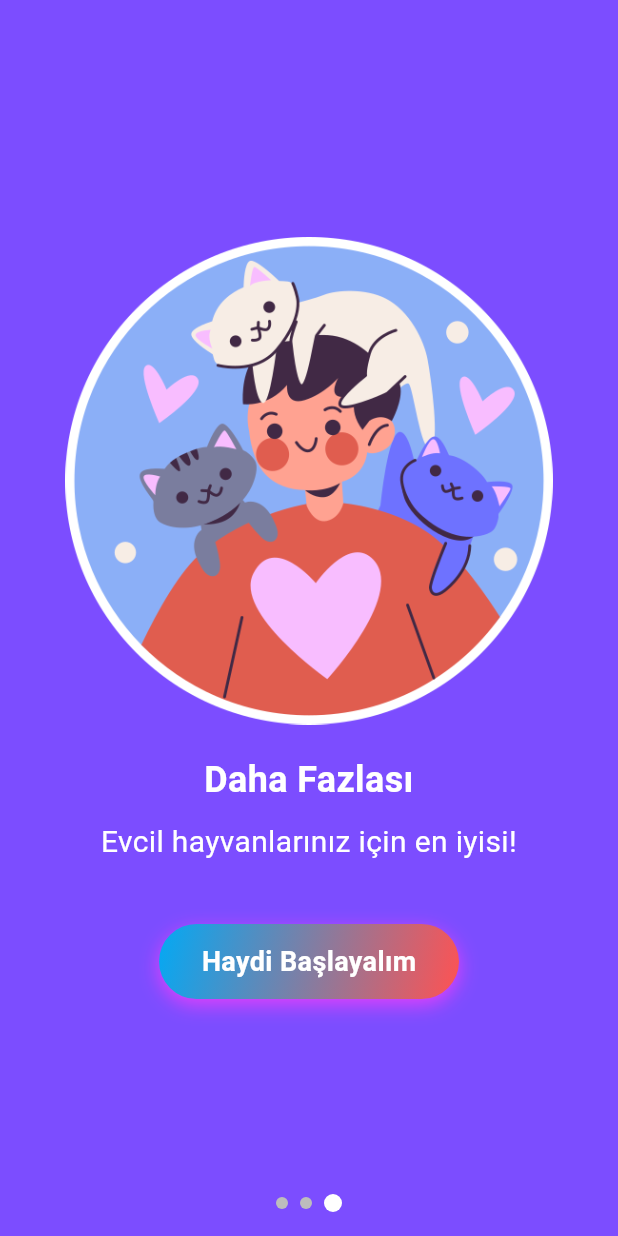
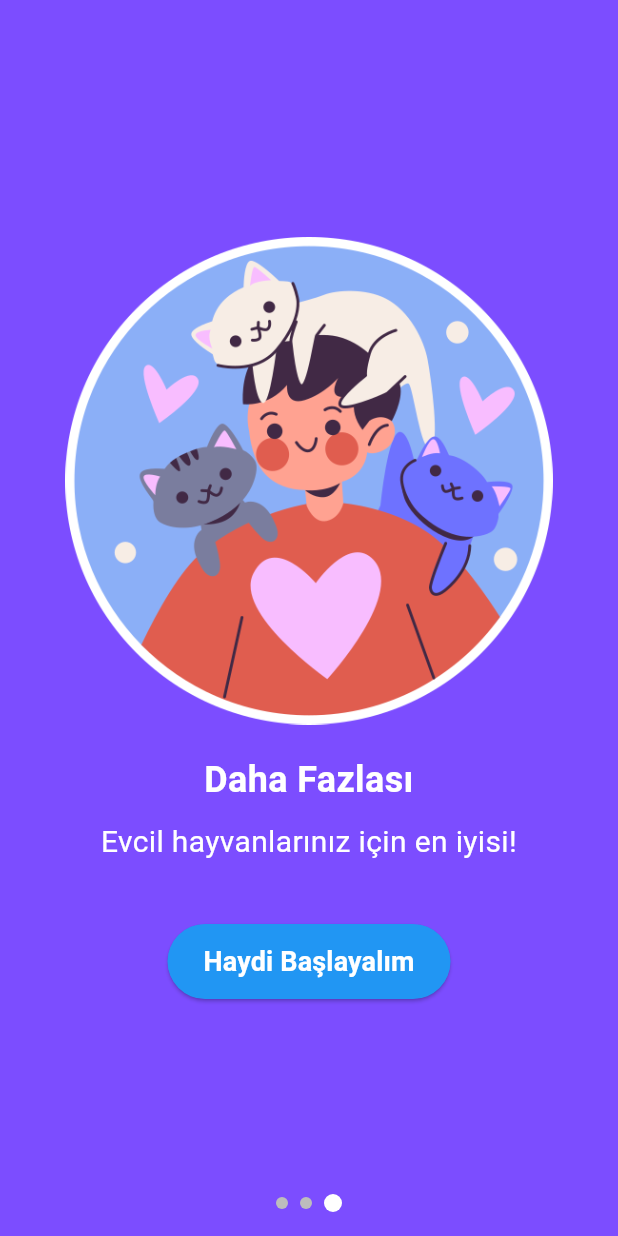
Before and after one commit to ErenTzz/pet_tracking_app, a Flutter app: the screen it shows after launch, swiped to page 3, on a phone screen of 412 x 824 dp. Run offline on Flutter 3.47's test engine with Material 3 defaults, Android fonts, the light colour scheme and no system bars.

```diff
--- a/lib/main.dart
+++ b/lib/main.dart
@@ -1,8 +1,12 @@
 import 'package:flutter/material.dart';
 import 'screens/onboarding_screen.dart';
+import 'screens/home_screen.dart';
+// import 'screens/add_pet_screen.dart';
+// import 'screens/pet_list_screen.dart';
+// import 'screens/settings_screen.dart';
 
 void main() {
-  runApp(MyApp());
+  runApp(const MyApp());
 }
 
 class MyApp extends StatelessWidget {
@@ -17,21 +21,10 @@ class MyApp extends StatelessWidget {
       ),
       initialRoute: '/',
       routes: {
-        '/': (context) => OnboardingScreen(),
-        '/home': (context) => HomeScreen(), // Ana ekranınız buraya gelecek
+        '/': (context) => const OnboardingScreen(),
+        '/home': (context) => const HomeScreen(),
+        // '/addPet': (context) => const AddPetScreen(),
       },
     );
   }
 }
-
-class HomeScreen extends StatelessWidget {
-  const HomeScreen({super.key});
-
-  @override
-  Widget build(BuildContext context) {
-    return Scaffold(
-      appBar: AppBar(title: Text('Ana Sayfa')),
-      body: Center(child: Text('Evcil Hayvan Takip Uygulamasına Hoşgeldiniz!')),
-    );
-  }
-}
--- a/lib/screens/onboarding_screen.dart
+++ b/lib/screens/onboarding_screen.dart
@@ -29,7 +29,7 @@ class _OnboardingScreenState extends State<OnboardingScreen> {
   Widget build(BuildContext context) {
     return Scaffold(
       body: AnimatedContainer(
-        duration: Duration(milliseconds: 500),
+        duration: const Duration(milliseconds: 500),
         color: backgroundColors[_currentIndex], // Arka plan rengi
         child: Stack(
           children: [
@@ -74,8 +74,8 @@ class _OnboardingScreenState extends State<OnboardingScreen> {
                 mainAxisAlignment: MainAxisAlignment.center,
                 children: List.generate(backgroundColors.length, (index) {
                   return AnimatedContainer(
-                    duration: Duration(milliseconds: 300),
-                    margin: EdgeInsets.symmetric(horizontal: 4),
+                    duration: const Duration(milliseconds: 300),
+                    margin: const EdgeInsets.symmetric(horizontal: 4),
                     width: _currentIndex == index ? 12 : 8,
                     height: _currentIndex == index ? 12 : 8,
                     decoration: BoxDecoration(
@@ -121,7 +121,7 @@ class OnboardingPage extends StatelessWidget {
         mainAxisAlignment: MainAxisAlignment.center,
         children: [
           Image.asset(image, height: 325),
-          SizedBox(height: 20),
+          const SizedBox(height: 20),
           Text(
             title,
             style: TextStyle(
@@ -131,7 +131,7 @@ class OnboardingPage extends StatelessWidget {
             ),
             textAlign: TextAlign.center,
           ),
-          SizedBox(height: 10),
+          const SizedBox(height: 10),
           Text(
             description,
             style: TextStyle(
@@ -141,38 +141,23 @@ class OnboardingPage extends StatelessWidget {
             textAlign: TextAlign.center,
           ),
           if (isLastPage) ...[
-            SizedBox(height: 40),
-            InkWell(
-              onTap: onButtonPressed,
+            const SizedBox(height: 40),
+            ElevatedButton(
+              onPressed: onButtonPressed,
+              style: ElevatedButton.styleFrom(
+                backgroundColor: Colors.blue, // Buton rengi
+                padding:
+                    const EdgeInsets.symmetric(horizontal: 24, vertical: 12),
+                shape: RoundedRectangleBorder(
                   borderRadius: BorderRadius.circular(25),
-              child: AnimatedContainer(
-                duration: Duration(milliseconds: 300),
-                height: 50,
-                width: 200,
-                decoration: BoxDecoration(
-                  gradient: LinearGradient(
-                    colors: [Colors.lightBlue, Colors.redAccent],
-                    begin: Alignment.topLeft,
-                    end: Alignment.bottomRight,
                 ),
-                  borderRadius: BorderRadius.circular(25),
-                  boxShadow: [
-                    BoxShadow(
-                      color: Colors.purpleAccent.withValues(alpha: 1.5),
-                      offset: Offset(0, 4),
-                      blurRadius: 10,
               ),
-                  ],
-                ),
-                child: Center(
-                  child: Text(
+              child: const Text(
                 'Haydi Başlayalım',
                 style: TextStyle(
                   color: Colors.white,
                   fontSize: 18,
                   fontWeight: FontWeight.bold,
-                    ),
-                  ),
                 ),
               ),
             ),
```
Also changed, not shown: lib/screens/add_pet_screen.dart (added, +146 -0 lines), lib/screens/home_screen.dart (added, +61 -0 lines), lib/screens/pet_list_screen.dart (added, +12 -0 lines), lib/screens/settings_screen.dart (added, +12 -0 lines), 2 other files. Lines whose indentation alone changed are shown as unchanged.
